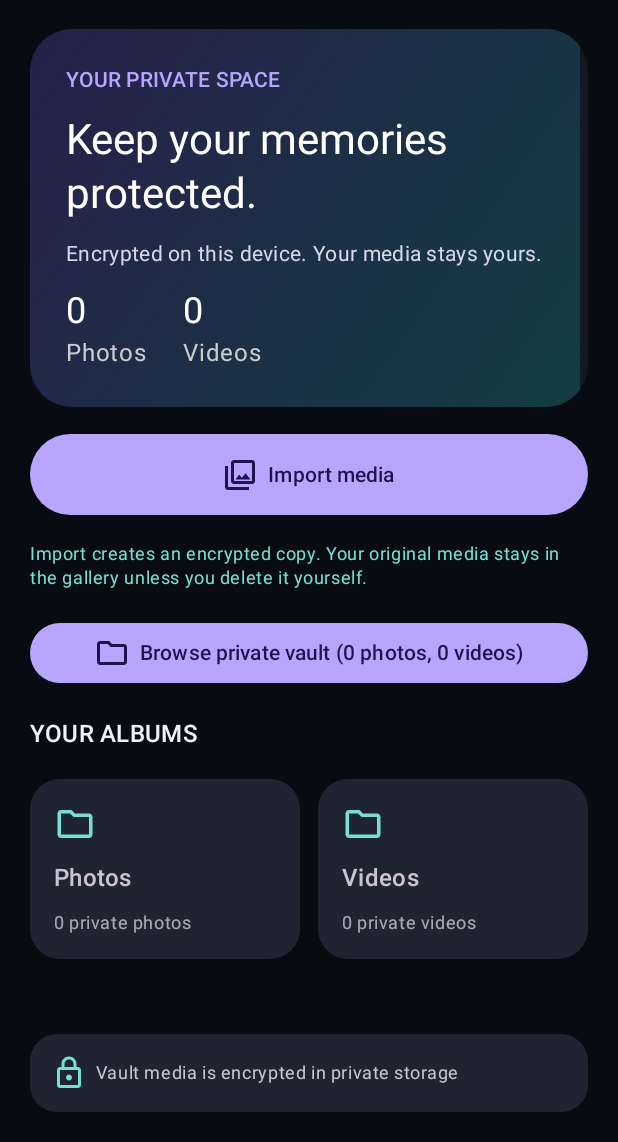
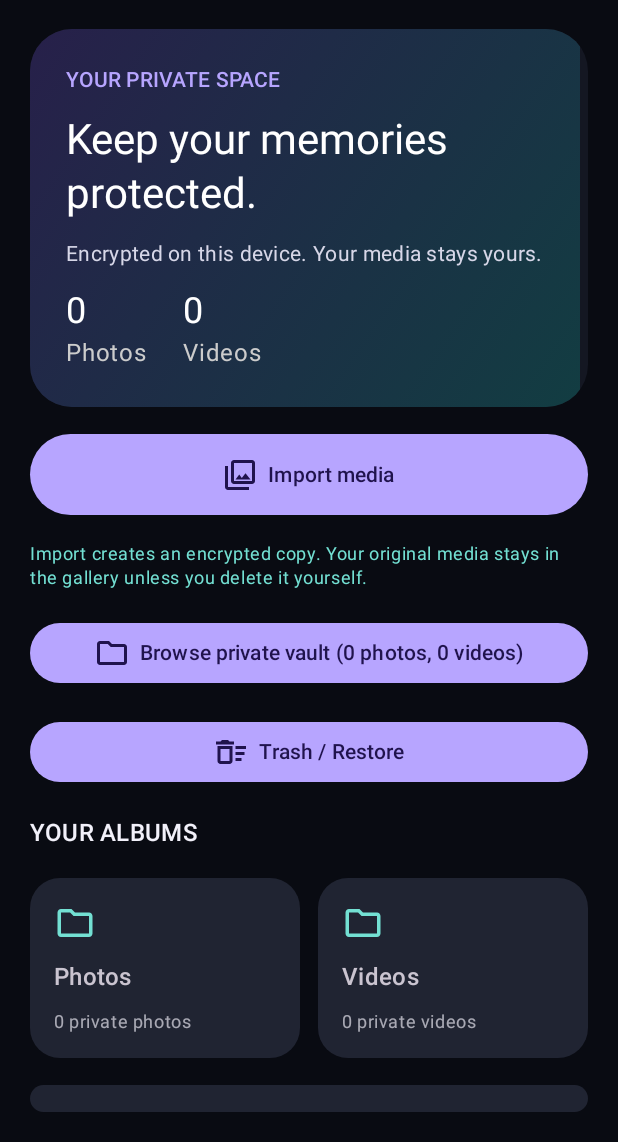
Before and after one commit to diycraftchannel83-create/Photo-Locker, an Android app built with Jetpack Compose: the composable PhotoLockerHome shown on its own in the app's theme, on a phone screen of 412 x 824 dp, the part 94-1236 px from its top. Run offline under Robolectric (Android 15) with nearby library versions, the phone set to English and light mode, and no system bars; our stand-ins replace Room's generated code; 1 statement that could not run was skipped.

Commit message:
Connect dashboard to trash and restore screen

```diff
--- a/app/src/main/java/com/winsmediatama/photolocker/ui/home/PhotoLockerHome.kt
+++ b/app/src/main/java/com/winsmediatama/photolocker/ui/home/PhotoLockerHome.kt
@@ -19,6 +19,7 @@ import androidx.compose.foundation.layout.size
 import androidx.compose.foundation.shape.RoundedCornerShape
 import androidx.compose.material.icons.Icons
 import androidx.compose.material.icons.outlined.Folder
+import androidx.compose.material.icons.outlined.DeleteSweep
 import androidx.compose.material.icons.outlined.Lock
 import androidx.compose.material.icons.outlined.PhotoLibrary
 import androidx.compose.material.icons.outlined.Settings
@@ -48,6 +49,7 @@ import com.winsmediatama.photolocker.core.storage.VaultStorageManager
 import com.winsmediatama.photolocker.data.database.PhotoLockerDatabase
 import com.winsmediatama.photolocker.data.database.VaultMediaEntity
 import com.winsmediatama.photolocker.ui.gallery.VaultGalleryScreen
+import com.winsmediatama.photolocker.ui.gallery.VaultTrashScreen
 import kotlinx.coroutines.Dispatchers
 import kotlinx.coroutines.launch
 import androidx.compose.runtime.rememberCoroutineScope
@@ -62,6 +64,7 @@ fun PhotoLockerHome() {
     val videoCount by db.vaultMediaDao().observeVideoCount().collectAsStateWithLifecycle(initialValue = 0)
     var importStatus by remember { mutableStateOf("") }
     var showGallery by remember { mutableStateOf(false) }
+    var showTrash by remember { mutableStateOf(false) }
 
     val picker = rememberLauncherForActivityResult(ActivityResultContracts.PickMultipleVisualMedia(50)) { uris: List<Uri> ->
         if (uris.isNotEmpty()) {
@@ -99,6 +102,10 @@ fun PhotoLockerHome() {
 
     if (showGallery) {
         VaultGalleryScreen(onBack = { showGallery = false })
+        return
+    }
+    if (showTrash) {
+        VaultTrashScreen(onBack = { showTrash = false })
         return
     }
 
@@ -154,6 +161,10 @@ fun PhotoLockerHome() {
             Icon(Icons.Outlined.Folder, contentDescription = null)
             Text("  Browse private vault ($photoCount photos, $videoCount videos)")
         }
+        Button(onClick = { showTrash = true }, modifier = Modifier.fillMaxWidth()) {
+            Icon(Icons.Outlined.DeleteSweep, contentDescription = null)
+            Text("  Trash / Restore")
+        }
 
         Text("YOUR ALBUMS", style = MaterialTheme.typography.titleMedium)
         Row(horizontalArrangement = Arrangement.spacedBy(12.dp), modifier = Modifier.fillMaxWidth()) {
```
